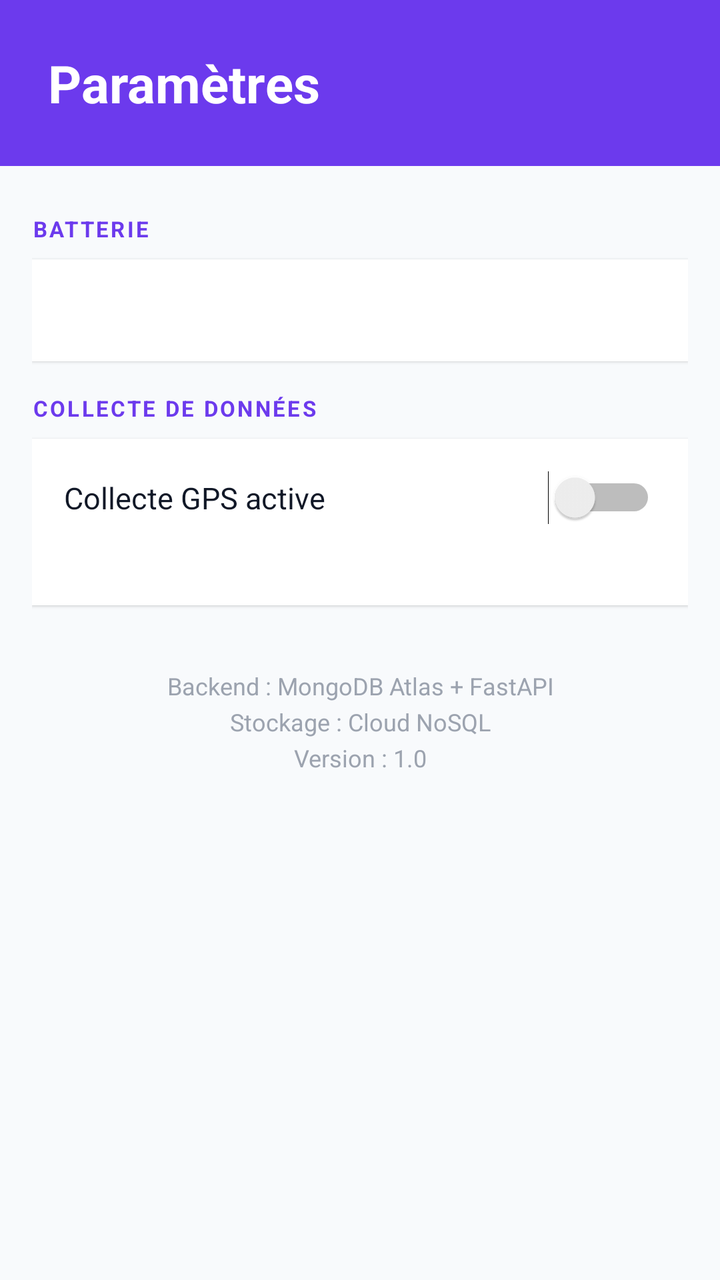
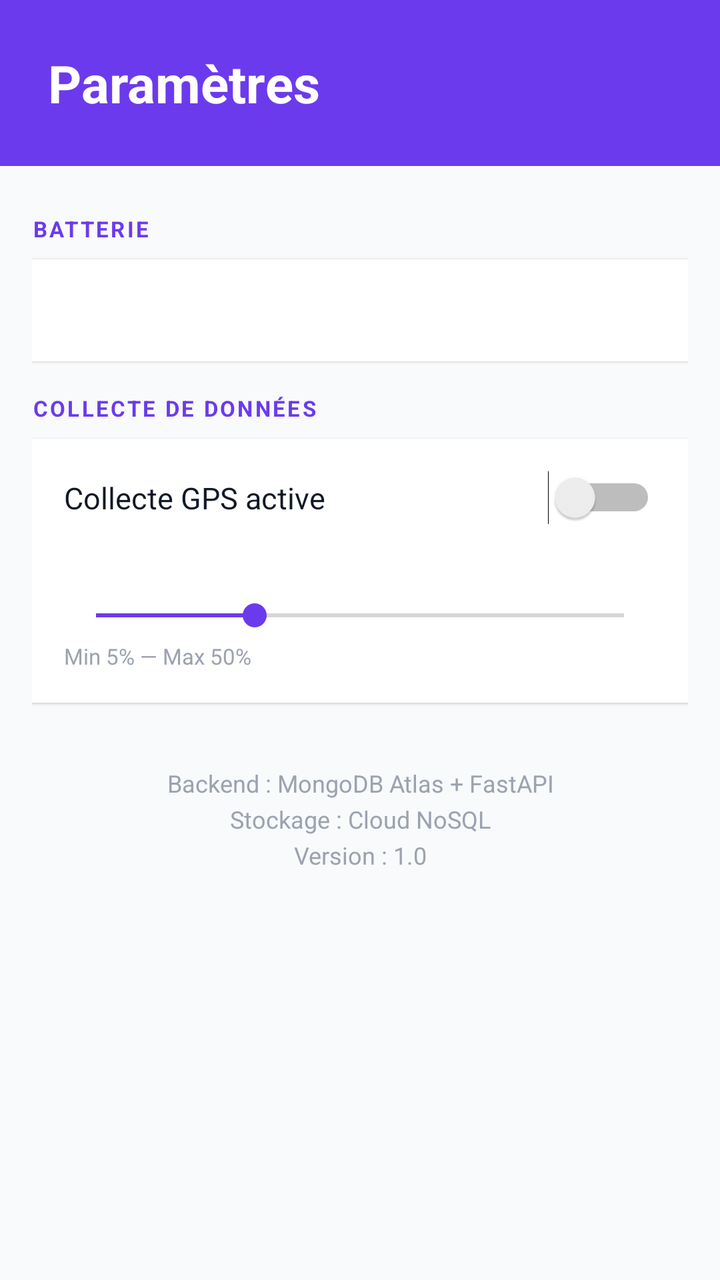

Screens rendered from an Android XML layout before and after an edit, with the pre-edit source and the edit as a unified diff.
<!-- AndroidManifest.xml: application theme Theme.SmartTrip -->
<!-- res/layout/activity_settings.xml -->
<?xml version="1.0" encoding="utf-8"?>
<LinearLayout xmlns:android="http://schemas.android.com/apk/res/android"
    android:layout_width="match_parent"
    android:layout_height="match_parent"
    android:orientation="vertical"
    android:background="@color/background">

    
    <LinearLayout
        android:layout_width="match_parent"
        android:layout_height="wrap_content"
        android:background="@color/primary"
        android:padding="24dp"
        android:paddingTop="40dp">

        <TextView
            android:layout_width="wrap_content"
            android:layout_height="wrap_content"
            android:text="Paramètres"
            android:textSize="26sp"
            android:textStyle="bold"
            android:textColor="@color/white" />
    </LinearLayout>

    <ScrollView
        android:layout_width="match_parent"
        android:layout_height="match_parent">

        <LinearLayout
            android:layout_width="match_parent"
            android:layout_height="wrap_content"
            android:orientation="vertical"
            android:padding="16dp">

            
            <TextView
                android:layout_width="wrap_content"
                android:layout_height="wrap_content"
                android:text="BATTERIE"
                android:textSize="11sp"
                android:textStyle="bold"
                android:textColor="@color/primary"
                android:letterSpacing="0.1"
                android:layout_marginBottom="8dp"
                android:layout_marginTop="8dp" />

            <LinearLayout
                android:layout_width="match_parent"
                android:layout_height="wrap_content"
                android:background="@color/surface"
                android:orientation="vertical"
                android:padding="16dp"
                android:elevation="1dp"
                android:layout_marginBottom="16dp">

                <TextView
                    android:id="@+id/tvBatteryInfo"
                    android:layout_width="wrap_content"
                    android:layout_height="wrap_content"
                    android:textSize="14sp"
                    android:textColor="@color/text_secondary"
                    android:lineSpacingExtra="6dp" />
            </LinearLayout>

            
            <TextView
                android:layout_width="wrap_content"
                android:layout_height="wrap_content"
                android:text="COLLECTE DE DONNÉES"
                android:textSize="11sp"
                android:textStyle="bold"
                android:textColor="@color/primary"
                android:letterSpacing="0.1"
                android:layout_marginBottom="8dp" />

            <LinearLayout
                android:layout_width="match_parent"
                android:layout_height="wrap_content"
                android:background="@color/surface"
                android:orientation="vertical"
                android:padding="16dp"
                android:elevation="1dp"
                android:layout_marginBottom="16dp">

                <LinearLayout
                    android:layout_width="match_parent"
                    android:layout_height="wrap_content"
                    android:orientation="horizontal"
                    android:gravity="center_vertical">

                    <TextView
                        android:layout_width="0dp"
                        android:layout_height="wrap_content"
                        android:layout_weight="1"
                        android:text="Collecte GPS active"
                        android:textSize="15sp"
                        android:textColor="@color/text_primary" />

                    <Switch
                        android:id="@+id/switchGps"
                        android:layout_width="wrap_content"
                        android:layout_height="wrap_content" />
                </LinearLayout>

                <TextView
                    android:id="@+id/tvThreshold"
                    android:layout_width="wrap_content"
                    android:layout_height="wrap_content"
                    android:textSize="12sp"
                    android:textColor="@color/text_hint"
                    android:layout_marginTop="8dp" />
            </LinearLayout>

            
            <TextView
                android:layout_width="match_parent"
                android:layout_height="wrap_content"
                android:text="Backend : MongoDB Atlas + FastAPI\nStockage : Cloud NoSQL\nVersion : 1.0"
                android:textSize="12sp"
                android:textColor="@color/text_hint"
                android:lineSpacingExtra="4dp"
                android:gravity="center"
                android:layout_marginTop="16dp" />

        </LinearLayout>
    </ScrollView>

</LinearLayout>
<!-- resources referenced by this layout -->
<resources>
  <color name="background">#F8FAFC</color>
  <color name="primary">#6C3AED</color>
  <color name="surface">#FFFFFF</color>
  <color name="text_hint">#9CA3AF</color>
  <color name="text_primary">#111827</color>
  <color name="text_secondary">#374151</color>
  <color name="white">#FFFFFF</color>
  <style name="Theme.SmartTrip" parent="Theme.AppCompat.Light.NoActionBar">
          <item name="colorPrimary">@color/primary</item>
          <item name="colorPrimaryDark">@color/primary_dark</item>
          <item name="colorAccent">@color/primary</item>
          <item name="android:windowBackground">@color/background</item>
          <item name="android:statusBarColor">@color/primary_dark</item>
      </style>
  <color name="primary_dark">#5B21B6</color>
</resources>

<!-- the commit's change to res/layout/activity_settings.xml (unified diff, before → after) -->
@@ -109,6 +109,22 @@
                     android:textSize="12sp"
                     android:textColor="@color/text_hint"
                     android:layout_marginTop="8dp" />
+
+                <SeekBar
+                    android:id="@+id/seekBarThreshold"
+                    android:layout_width="match_parent"
+                    android:layout_height="wrap_content"
+                    android:max="50"
+                    android:progress="15"
+                    android:layout_marginTop="12dp" />
+
+                <TextView
+                    android:layout_width="match_parent"
+                    android:layout_height="wrap_content"
+                    android:text="Min 5% — Max 50%"
+                    android:textSize="11sp"
+                    android:textColor="@color/text_hint"
+                    android:layout_marginTop="4dp" />
             </LinearLayout>
 
             
